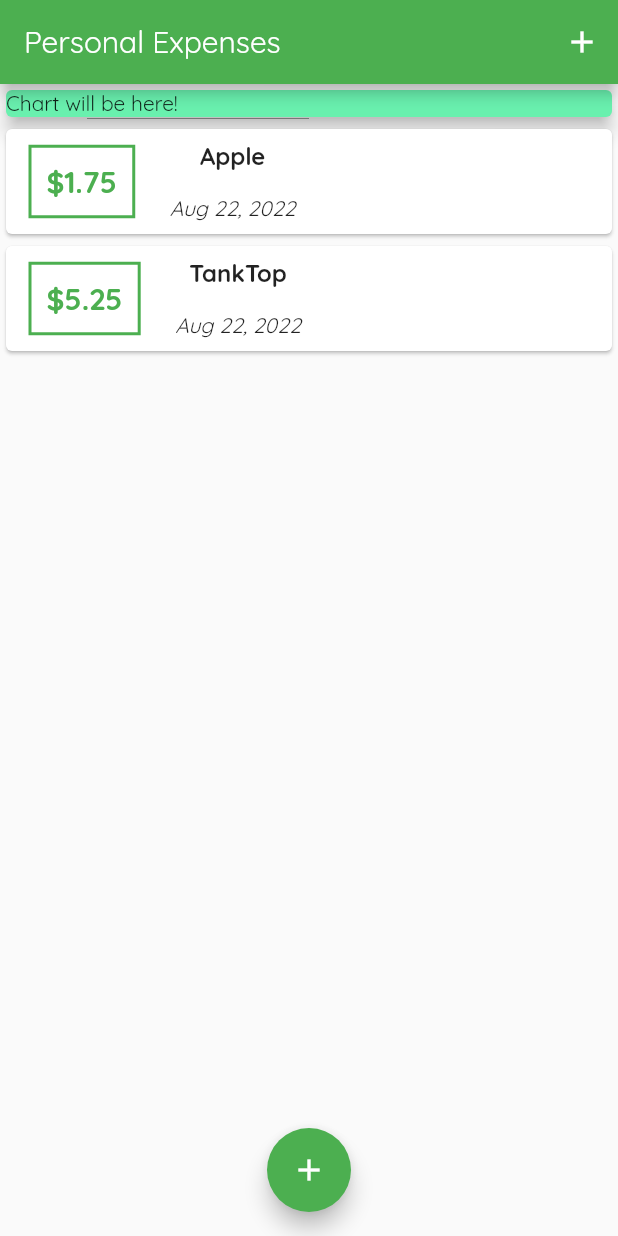
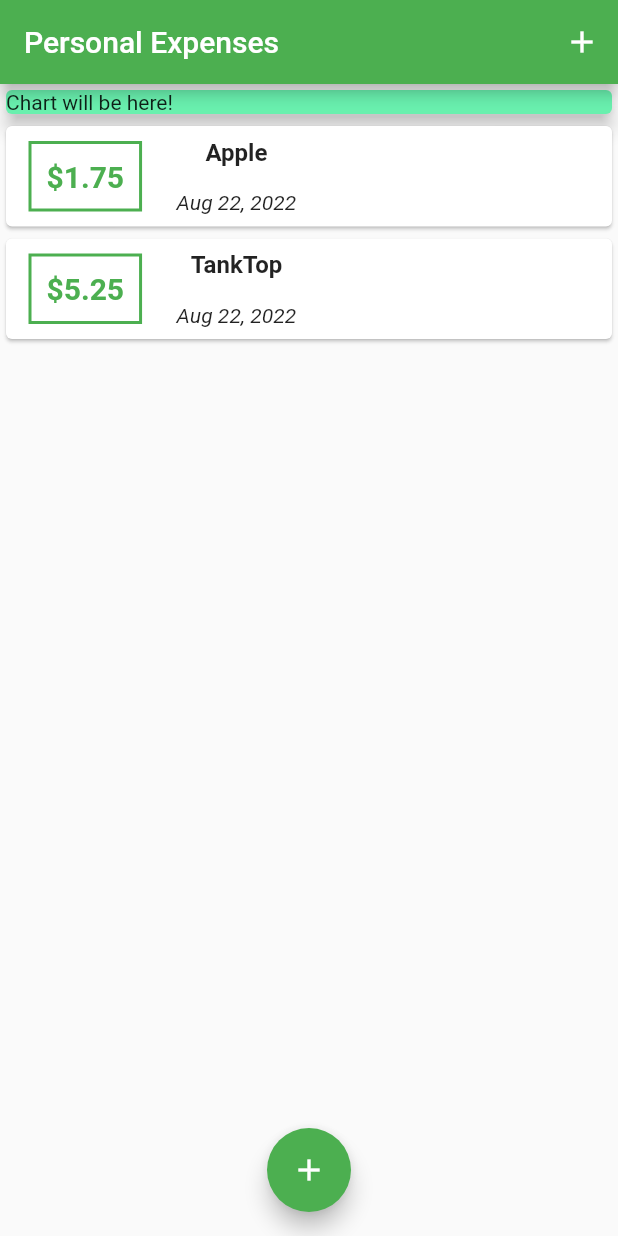
Before and after one commit to MockSock/expenses_tracker, a Flutter app: the screen it shows after launch, on a phone screen of 412 x 824 dp. Run offline on Flutter 3.47's test engine with Material 2 defaults, Android fonts, the phone set to English and light mode, and no system bars.

Commit message:
fix multiple typos and make a common text theme

```diff
--- a/lib/main.dart
+++ b/lib/main.dart
@@ -1,7 +1,7 @@
 import 'package:flutter/material.dart';
 
 import './widgets/transaction_list.dart';
-import './widgets/new_transation.dart';
+import './widgets/new_transaction.dart';
 import './models/transaction.dart';
 
 void main() {
@@ -20,12 +20,20 @@ class MyApp extends StatelessWidget {
         // different shades of the color given
 
         // The tutorial uses accent color, which is
-        // depricated, and offers a different set of
+        // deprecated, and offers a different set of
         // coloring options, so study later
         primarySwatch: Colors.green,
 
         // Now use the font from pubspec.yaml
         fontFamily: 'Quicksand',
+        // now anything that is a title will be themed as such
+        textTheme: ThemeData.light().textTheme.copyWith(
+              titleMedium: const TextStyle(
+                fontFamily: 'OpenSans',
+                fontWeight: FontWeight.bold,
+                fontSize: 18,
+              ),
+            ),
       ),
       home: MyHomePage(),
     );
@@ -55,7 +63,7 @@ class _MyHomePageState extends State<MyHomePage> {
 
   void _addNewTransaction(String newTractTitle, double newTractAmount) {
     final newTract = Transaction(
-      // Ususally you want to generate a unique
+      // Usually you want to generate a unique
       // value but the date works for now
       id: DateTime.now().toString(),
       title: newTractTitle,
@@ -102,7 +110,7 @@ class _MyHomePageState extends State<MyHomePage> {
         // mainAxisAlignment: MainAxisAlignment.start,
         crossAxisAlignment: CrossAxisAlignment.stretch,
         children: <Widget>[
-          // This is just a prestyled container that
+          // This is just a pre-styled container that
           // can wrap around other,more important widgets
           const Card(
             color: Colors.greenAccent,
```
Also changed, not shown: lib/widgets/new_transaction.dart (renamed from lib/widgets/new_transation.dart).
